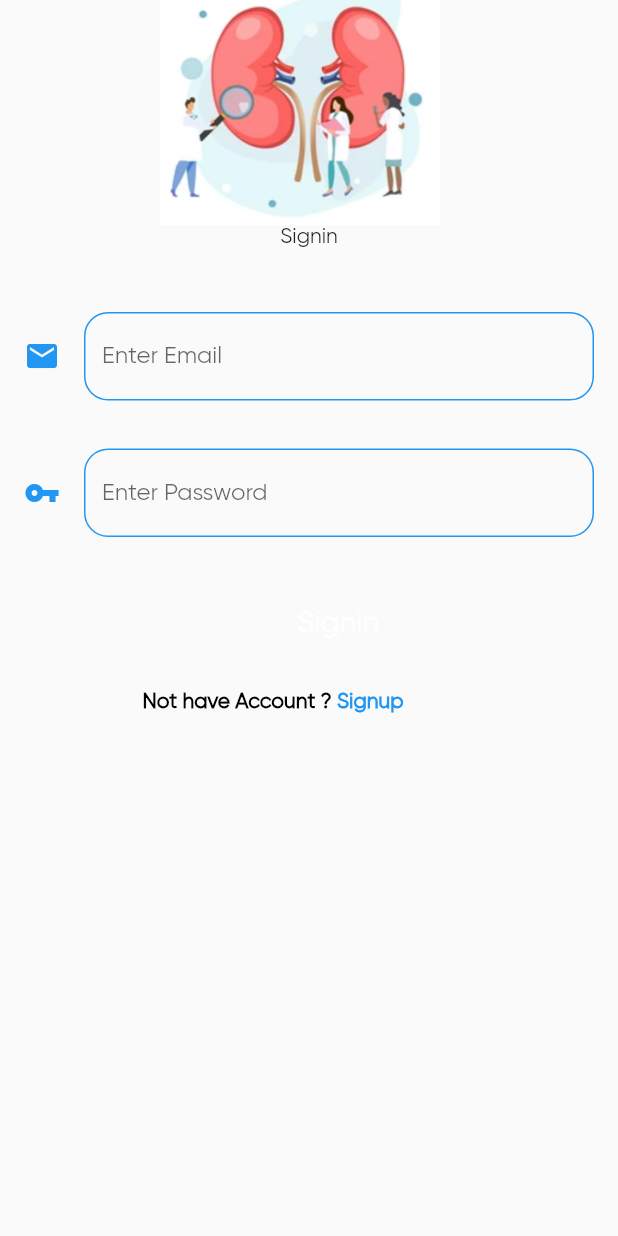
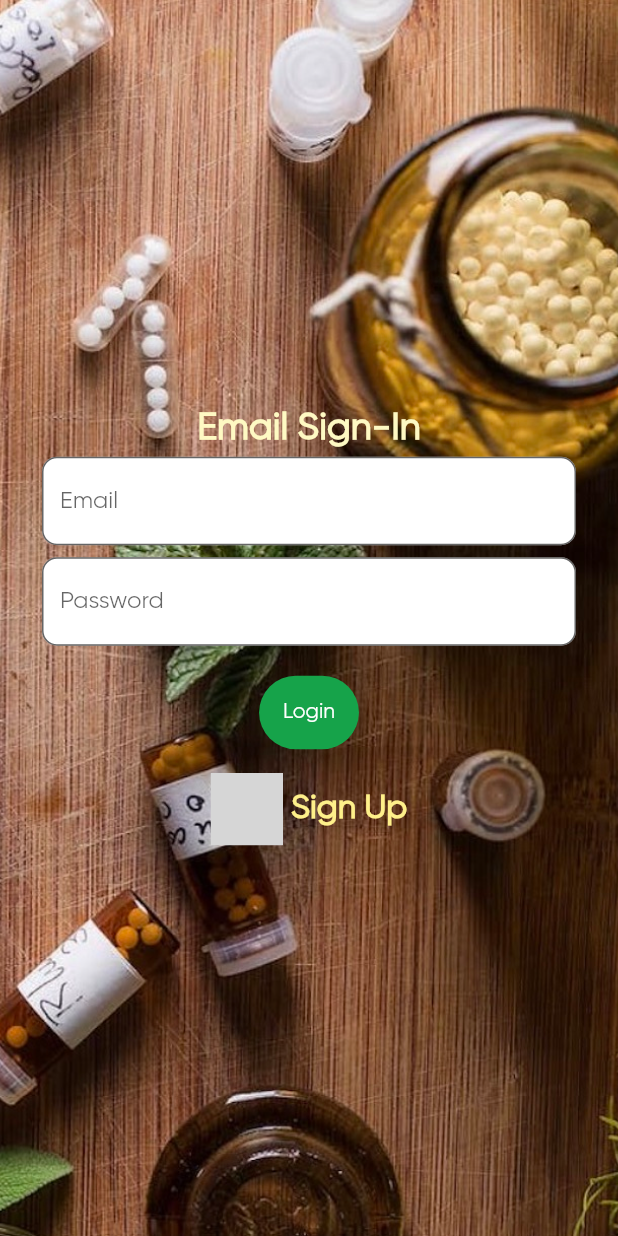
Before and after one commit to prathmeshpawar29/Homeopathy-App, a Flutter app: the SignInPage screen opened directly, on a phone screen of 412 x 824 dp. Run offline on Flutter 3.47's test engine with Material 2 defaults, Android fonts, the phone set to English and light mode, and no system bars; drawn by our look-alikes of velocity_x; our stand-ins replace flutter_dotenv, font_awesome_flutter; missing offline and left inert: chat_gpt_sdk; network calls fail; grey boxes are pictures that could not be loaded.

Commit message:
sorted login and registraion

```diff
--- a/lib/extras/chatmessage.dart
+++ b/lib/extras/chatmessage.dart
@@ -39,7 +39,7 @@ class ChatMessage extends StatelessWidget {
                             : const CircularProgressIndicator.adaptive(),
                   ),
                 )
-              : text.trim().text.bodyText1(context).make().px8(),
+              : text.trim().text.bodyText1(context).size(20).make().px8(),
         ),
       ],
     ).py8();
--- a/lib/page/doctor_page.dart
+++ b/lib/page/doctor_page.dart
@@ -67,8 +67,8 @@ class CookieDetail extends StatelessWidget {
         Center(
           child: Container(
             width: MediaQuery.of(context).size.width - 50.0,
-            child: const Text(
-                'Cold, creamy ice cream sandwiched between delicious deluxe cookies. Pick your favorite deluxe cookies and ice cream flavor.',
+            child: Text(
+                "${doctor.name} a Homeopath, ${doctor.speciality} specialist having multispeciality clinics in Mira Road, Kandivali and Andheri in Mumbai and has an experience of 16 years in these fields. Dr. Rupesh Singh practices at Dr. Singh's Advanced Homeopathy Clinic in Mira Road, Mumbai, Dr. Singh's Advanced Homeopathy Clinic (Kandivali) in Kandivali East, Mumbai and Dr. Singh's Advanced Homeopathy Clinic in Andheri West, Mumbai. He completed BHMS from MUHS in 2000.",
                 textAlign: TextAlign.center,
                 style: TextStyle(
                     fontFamily: 'Varela',
--- a/lib/page/home_page.dart
+++ b/lib/page/home_page.dart
@@ -3,6 +3,7 @@ import 'package:homeopathy/routes/cancerInput.dart';
 import 'package:homeopathy/routes/diabetesInput.dart';
 import 'package:homeopathy/routes/heartInput.dart';
 import 'package:homeopathy/routes/kidneyInput.dart';
+import 'package:homeopathy/widgets/bottom_nav.dart';
 import '../../Navbar.dart';
 import '../../core/color.dart';
 import '../../data/category_model.dart';
@@ -53,7 +54,7 @@ class _HomePageState extends State<HomePage> {
       backgroundColor: white,
       drawer: const Navbar(),
       appBar: AppBar(
-        title: const Text('Homeopathy App'),
+        title: const Text('Swasthyam'),
         elevation: 0,
         backgroundColor: white,
         foregroundColor: black,
--- a/lib/page/loginPage.dart
+++ b/lib/page/loginPage.dart
@@ -1,9 +1,9 @@
 import 'package:flutter/material.dart';
 import 'package:homeopathy/extras/user.dart';
+import 'package:homeopathy/page/home_page.dart';
 import 'package:homeopathy/page/registratiion.dart';
 import 'package:velocity_x/velocity_x.dart';
 import 'package:http/http.dart' as http;
-// import 'applogo.dart';
 
 class SignInPage extends StatefulWidget {
   @override
@@ -12,174 +12,103 @@ class SignInPage extends StatefulWidget {
 
 class _SignInPageState extends State<SignInPage> {
   final _formKey = GlobalKey<FormState>();
+  String url = "http://localhost:8080/signin";
   @override
   Widget build(BuildContext context) {
+    User user = User('', '');
     Future save() async {
-      var res = await http.post("http://localhost:8080/signup" as Uri,
-          headers: <String, String>{
+      try {
+        var res = await http.post(Uri.parse(url), headers: <String, String>{
           'Context-Type': 'application/json;charSet=UTF-8'
-          },
-          body: <String, String>{
+        }, body: <String, String>{
           'email': user.email,
           'password': user.password
         });
+        if (res.statusCode == 200) {
+          Navigator.push(
+              context, MaterialPageRoute(builder: (context) => HomePage()));
           print(res.body);
-      Navigator.push(
-          context, new MaterialPageRoute(builder: (context) => Signin()));
+        } else {
+          print(res.body);
+        }
+      } catch (e) {
+        print(e);
+      }
     }
 
-    User user = User('', '');
     return Scaffold(
-        body: Stack(
-      children: [
-        Positioned(
-            top: 0,
-            child: Image.asset(
-              'assets/images/01.png',
-              width: 400,
-              height: 150,
-            )),
-        Container(
-          alignment: Alignment.center,
-          child: Form(
-            key: _formKey,
+      body: Container(
+        width: MediaQuery.of(context).size.width,
+        height: MediaQuery.of(context).size.height,
+        decoration: const BoxDecoration(
+          image: DecorationImage(
+              image: AssetImage("assets/images/register.jpeg"),
+              fit: BoxFit.cover),
+        ),
+        child: Center(
+          child: SingleChildScrollView(
             child: Column(
-              mainAxisAlignment: MainAxisAlignment.start,
-              crossAxisAlignment: CrossAxisAlignment.center,
-              children: [
-                const SizedBox(
-                  height: 150,
-                ),
-                const Text(
-                  "Signin",
-                ),
-                const SizedBox(
-                  height: 25,
-                ),
-                Padding(
-                  padding: const EdgeInsets.all(16.0),
-                  child: TextFormField(
-                    controller: TextEditingController(text: user.email),
+              mainAxisAlignment: MainAxisAlignment.center,
+              children: <Widget>[
+                const HeightBox(10),
+                "Email Sign-In".text.size(25).bold.yellow100.make(),
+                TextField(
                     onChanged: (value) {
                       user.email = value;
                     },
-                    validator: (value) {
-                      if (value.isEmpty) {
-                        return 'Enter something';
-                      } else if (RegExp(
-                              r"^[a-zA-Z0-9.a-zA-Z0-9.!#$%&'*+-/=?^_`{|}~]+@[a-zA-Z0-9]+\.[a-zA-Z]+")
-                          .hasMatch(value)) {
-                        return null;
-                      } else {
-                        return 'Enter valid email';
-                      }
+                  keyboardType: TextInputType.text,
+                    decoration: InputDecoration(
+                      filled: true,
+                      fillColor: Colors.white,
+                      hintText: "Email",
+                      border: OutlineInputBorder(
+                          borderRadius:
+                              BorderRadius.all(Radius.circular(10.0)))),
+                ).p4().px24(),
+                TextField(
+                    onChanged: (value) {
+                    user.password = value;
                     },
+                  keyboardType: TextInputType.text,
                     decoration: InputDecoration(
-                        icon: const Icon(
-                          Icons.email,
-                          color: Colors.blue,
+                      filled: true,
+                      fillColor: Colors.white,
+                      hintText: "Password",
+                      border: OutlineInputBorder(
+                          borderRadius:
+                              BorderRadius.all(Radius.circular(10.0)))),
+                ).p4().px24(),
+                HStack([
+                  GestureDetector(
+                    onTap: () {
+                      save();
+                    },
+                    child: VxBox(child: "Login".text.white.makeCentered().p16())
+                        .green600
+                        .roundedLg
+                        .make()
+                        .px16()
+                        .py16(),
                   ),
-                        hintText: 'Enter Email',
-                        enabledBorder: OutlineInputBorder(
-                            borderRadius: BorderRadius.circular(16),
-                            borderSide: const BorderSide(color: Colors.blue)),
-                        focusedBorder: OutlineInputBorder(
-                            borderRadius: BorderRadius.circular(16),
-                            borderSide: const BorderSide(color: Colors.blue)),
-                        errorBorder: OutlineInputBorder(
-                            borderRadius: BorderRadius.circular(16),
-                            borderSide: const BorderSide(color: Colors.red)),
-                        focusedErrorBorder: OutlineInputBorder(
-                            borderRadius: BorderRadius.circular(16),
-                            borderSide: const BorderSide(color: Colors.red))),
-                  ),
-                ),
-                Padding(
-                  padding: const EdgeInsets.all(16.0),
-                  child: TextFormField(
-                    controller: TextEditingController(text: user.email),
-                    onChanged: (value) {
-                      user.email = value;
-                    },
-                    validator: (value) {
-                      if (value?.isEmpty) {
-                        return 'Enter something';
-                      }
-                      return null;
-                    },
-                    obscureText: true,
-                    decoration: InputDecoration(
-                        icon: const Icon(
-                          Icons.vpn_key,
-                          color: Colors.blue,
-                        ),
-                        hintText: 'Enter Password',
-                        enabledBorder: OutlineInputBorder(
-                            borderRadius: BorderRadius.circular(16),
-                            borderSide: const BorderSide(color: Colors.blue)),
-                        focusedBorder: OutlineInputBorder(
-                            borderRadius: BorderRadius.circular(16),
-                            borderSide: const BorderSide(color: Colors.blue)),
-                        errorBorder: OutlineInputBorder(
-                            borderRadius: BorderRadius.circular(16),
-                            borderSide: const BorderSide(color: Colors.red)),
-                        focusedErrorBorder: OutlineInputBorder(
-                            borderRadius: BorderRadius.circular(16),
-                            borderSide: const BorderSide(color: Colors.red))),
-                  ),
-                ),
-                Padding(
-                  padding: const EdgeInsets.fromLTRB(55, 16, 16, 0),
-                  child: Container(
-                    height: 50,
-                    width: 400,
-                    child: TextButton(
-                        color: Colors.blue,
-                        shape: RoundedRectangleBorder(
-                            borderRadius: BorderRadius.circular(16.0)),
-                        onPressed: () {
-                          if (_formKey.currentState.validate()) {
-                            save();
-                          } else {
-                            print("not ok");
-                          }
-                        },
-                        child: const Text(
-                          "Signin",
-                          style: TextStyle(color: Colors.white, fontSize: 20),
-                        )),
-                  ),
-                ),
-                Padding(
-                    padding: const EdgeInsets.fromLTRB(95, 20, 0, 0),
-                    child: Row(
-                      children: [
-                        const Text(
-                          "Not have Account ? ",
-                          style: TextStyle(
-                              color: Colors.black, fontWeight: FontWeight.bold),
-                        ),
-                        InkWell(
+                ]),
+                GestureDetector(
                   onTap: () {
+                    print("Sign In");
                     Navigator.push(
                         context,
-                                new MaterialPageRoute(
-                                    builder: (context) => Signup()));
+                        MaterialPageRoute(
+                            builder: (context) => Registration()));
                   },
-                          child: const Text(
-                            "Signup",
-                            style: TextStyle(
-                                color: Colors.blue,
-                                fontWeight: FontWeight.bold),
-                          ),
-                        ),
-                      ],
-                    ))
+                  child: HStack([
+                    "Create a new account?".text.yellow50.bold.size(22).make(),
+                    " Sign Up".text.yellow200.bold.size(22).make()
+                  ]).centered(),
+                )
               ],
             ),
           ),
-        )
-      ],
-    ));
+        ),
+      ),
+    );
   }
 }
--- a/lib/routes/chat_screen.dart
+++ b/lib/routes/chat_screen.dart
@@ -23,7 +23,7 @@ class _ChatScreenState extends State<ChatScreen> {
   @override
   void initState() {
     chatGPT = OpenAI.instance.build(
-        token: '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',
+        token: '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',
         baseOption: HttpSetup(receiveTimeout: 60000));
     super.initState();
   }
@@ -116,7 +116,7 @@ class _ChatScreenState extends State<ChatScreen> {
   @override
   Widget build(BuildContext context) {
     return Scaffold(
-        appBar: AppBar(title: const Text("ChatGPT & Dall-E2 Demo")),
+        appBar: AppBar(title: const Text("Swasthyam Health")),
         body: SafeArea(
           child: Column(
             children: [
--- a/lib/routes/diabetesInput.dart
+++ b/lib/routes/diabetesInput.dart
@@ -270,6 +270,7 @@ class _DiabetesInputState extends State<DiabetesInput> {
                               fontSize: 17.5,
                               fontWeight: FontWeight.w500,
                             )),
+
                       ),
                     )
                   : show == 0
--- a/lib/widgets/bottom_nav.dart
+++ b/lib/widgets/bottom_nav.dart
@@ -60,5 +60,4 @@ List<Widget> child = [
   const ChatScreen(),
   Container(color: white),
   Container(color: white),
-  Container(color: white),
 ];
```
Also changed, not shown: lib/page/registratiion.dart (+44 -22 lines), lib/page/splash_page.dart (+7 -2 lines), lib/page/symptoms_input.dart (+4 -6 lines), assets/images/register.jpeg (added), 3 other files. Lines whose indentation alone changed are shown as unchanged.
